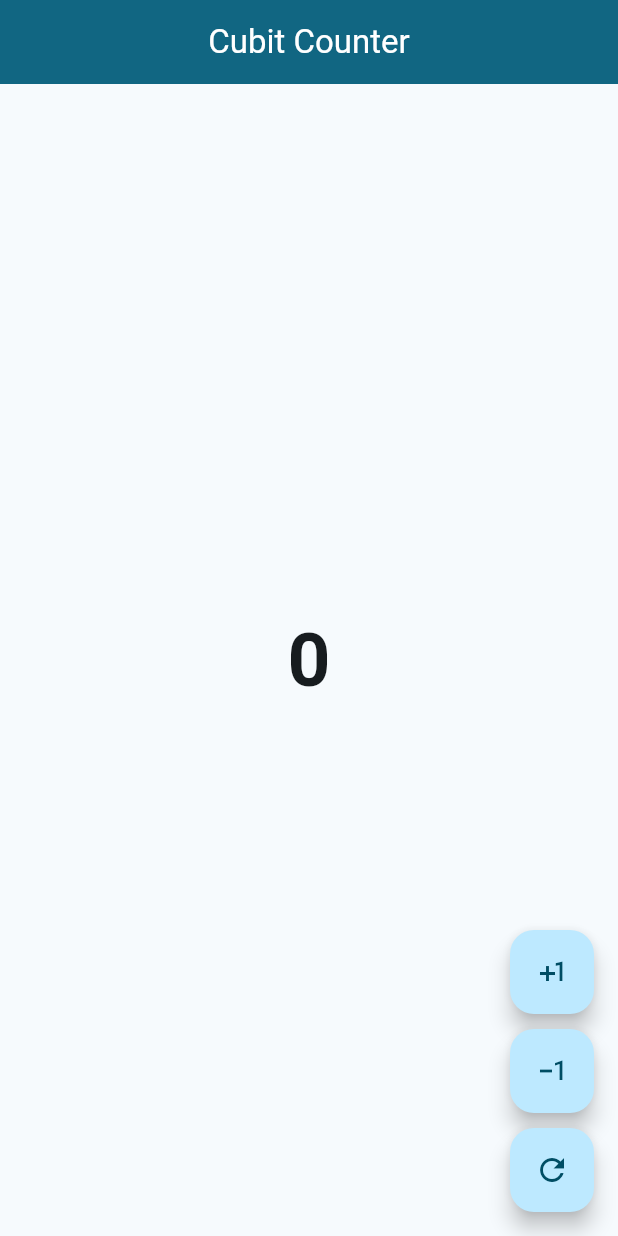
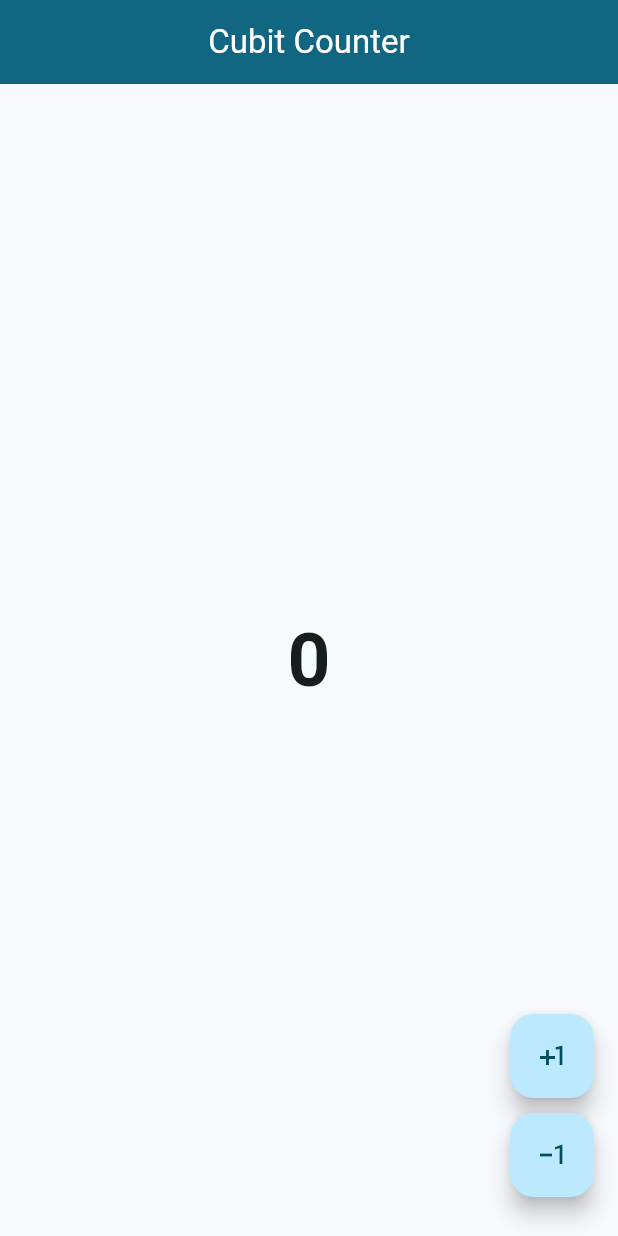
Before and after one commit to MariemAbdi/Bloc-Cubit-Practice, a Flutter app: the screen it shows after launch, after a tap on the "plus one" icon, after a tap on the "exposure minus 1" icon, on a phone screen of 412 x 824 dp. Run offline on Flutter 3.47's test engine with Material 3 defaults, Android fonts, the phone set to English and light mode, and no system bars; our stand-ins replace bloc, equatable, flutter_bloc.

Commit message:
started bloc counter

```diff
--- /dev/null
+++ b/lib/bloc/counter_bloc.dart
@@ -0,0 +1,33 @@
+import 'package:bloc/bloc.dart';
+import 'package:flutter/material.dart';
+
+///using part + part of instead of import it will be considered a part of this class
+///and we don't need to call the event class on its own when we need to use a method
+part 'counter_event.dart';
+
+///Event: Input to a bloc (like button press)
+///State:
+class CounterBloc extends Bloc<CounterEvent, int> {
+  CounterBloc() : super(0) {
+    ///on event => event: the event that was captured, emit: is updating the state
+    on<CounterIncremented>((event, emit){
+      emit(state+1);///state come from the Bloc class
+    });
+    on<CounterDecremented>((event, emit){
+      if(state==0){
+        return;
+      }
+      emit(state-1);///state come from the Bloc class
+    });
+  }
+  @override
+  void onChange(Change<int> change) {
+    super.onChange(change);
+    debugPrint("Counter changed from ${change.currentState} to ${change.nextState}");
+  }
+  @override
+  void onError(Object error, StackTrace stackTrace) {
+    debugPrint('Error in CounterCubit: $error\n$stackTrace');
+    super.onError(error, stackTrace);
+  }
+}
--- /dev/null
+++ b/lib/bloc/counter_event.dart
@@ -0,0 +1,7 @@
+part of 'counter_bloc.dart';
+///Naming convention of events : bloc name + method
+///sealed instead of abstract:
+sealed class CounterEvent{}
+final class CounterIncremented extends CounterEvent{}
+final class CounterDecremented extends CounterEvent{}
+final class CounterRestarted extends CounterEvent{}
--- a/lib/cubit/counter_cubit_state.dart
+++ b/lib/cubit/counter_cubit.dart
@@ -28,7 +28,7 @@ class CounterCubit extends Cubit<CounterState> {
   @override
   void onChange(Change<CounterState> change) {
     super.onChange(change);
-    debugPrint("Counter changed from ${change.currentState.props[0]} to ${change.nextState.props[0]}");
+    debugPrint("Counter changed from ${change.currentState} to ${change.nextState}");
   }
 
   @override
--- a/lib/cubit/counter_state.dart
+++ b/lib/cubit/counter_state.dart
@@ -10,6 +10,7 @@ class CounterState extends Equatable {
   final String message;
 
   const CounterState({this.counter = 0, this.message = Constants.defaultMessage});
+
   @override
-  List<Object?> get props => [counter, message];
+  List<Object> get props => [counter, message];
 }
--- a/lib/main.dart
+++ b/lib/main.dart
@@ -1,8 +1,9 @@
 import 'package:flutter/material.dart';
 import 'package:flutter_bloc/flutter_bloc.dart';
+import 'package:state_management_cubit/bloc/counter_bloc.dart';
 import 'package:state_management_cubit/views/home_page.dart';
 
-import 'cubit/counter_cubit_state.dart';
+import 'cubit/counter_cubit.dart';
 
 void main() {
   runApp(const MyApp());
@@ -20,8 +21,15 @@ class MyApp extends StatelessWidget {
         colorScheme: ColorScheme.fromSeed(seedColor: Colors.blueGrey),
         useMaterial3: true,
       ),
-      home:  BlocProvider(
-        create: (context) => CounterCubit(),
+      home: MultiBlocProvider(
+        providers: [
+          BlocProvider(
+            create: (context) => CounterCubit(),
+          ),
+          BlocProvider(
+            create: (context) => CounterBloc(),
+          ),
+        ],
         child: const HomePage(),
       ),
     );
--- a/lib/widgets/buttons.dart
+++ b/lib/widgets/buttons.dart
@@ -1,30 +1,38 @@
 import 'package:flutter/material.dart';
 import 'package:flutter_bloc/flutter_bloc.dart';
-import 'package:state_management_cubit/cubit/counter_cubit_state.dart';
+import 'package:state_management_cubit/bloc/counter_bloc.dart';
+import 'package:state_management_cubit/cubit/counter_cubit.dart';
 
 class Buttons extends StatelessWidget {
   const Buttons({Key? key}) : super(key: key);
 
   @override
   Widget build(BuildContext context) {
-    final cubit = context.read<CounterCubit>();
+    // final cubit = context.read<CounterCubit>(); // OR final cubit = BlocProvider.of<CounterCubit>(context);
+    final bloc = context.read<CounterBloc>(); // OR final cubit = BlocProvider.of<CounterCubit>(context);
     return Column(
       mainAxisAlignment: MainAxisAlignment.end,
       children: [
         FloatingActionButton(
-          onPressed: cubit.increment,
+          onPressed: (){
+            //cubit.increment();
+            bloc.add(CounterIncremented());
+          },
           child: const Icon(Icons.plus_one),
         ),
         const SizedBox(height: 10),
         FloatingActionButton(
-          onPressed: cubit.decrement,
+          onPressed: (){
+            //cubit.decrement();
+            bloc.add(CounterDecremented());
+          },
           child: const Icon(Icons.exposure_minus_1),
         ),
         const SizedBox(height: 10),
-        FloatingActionButton(
-          onPressed: cubit.reset,
-          child: const Icon(Icons.refresh),
-        ),
+        // FloatingActionButton(
+        //   onPressed: cubit.reset,
+        //   child: const Icon(Icons.refresh),
+        // ),
       ],
     );
   }
--- a/lib/widgets/counter_widget.dart
+++ b/lib/widgets/counter_widget.dart
@@ -1,7 +1,8 @@
 import 'package:flutter/material.dart';
 import 'package:flutter_bloc/flutter_bloc.dart';
+import 'package:state_management_cubit/bloc/counter_bloc.dart';
 
-import '../cubit/counter_cubit_state.dart';
+import '../cubit/counter_cubit.dart';
 import '../cubit/counter_state.dart';
 
 class CounterWidget extends StatelessWidget {
@@ -12,7 +13,7 @@ class CounterWidget extends StatelessWidget {
     ///CAN USE THIS AND REMOVE THE BUILDER
     ///final cubit = context.watch<CounterCubit>().state;
     ///cubit.message | cubit.counter
-    return BlocBuilder<CounterCubit, CounterState>(
+    return BlocBuilder<CounterBloc, int>(
       //This ensures that the widget rebuilds only when the counter value changes,
       //ignoring changes to other state properties.
       buildWhen: (previous, current) => previous != current,
@@ -21,13 +22,30 @@ class CounterWidget extends StatelessWidget {
           child: Column(
             mainAxisAlignment: MainAxisAlignment.center,
             children: [
-              Text("${state.counter}", style: const TextStyle(fontSize: 50, fontWeight: FontWeight.bold)),
-              if(state.message.isNotEmpty)
-                Text(state.message, style: const TextStyle(fontSize: 18, color: Colors.red), textAlign: TextAlign.center),
+              Text("$state", style: const TextStyle(fontSize: 50, fontWeight: FontWeight.bold)),
+              // if(state.message.isNotEmpty)
+              //   Text(state.message, style: const TextStyle(fontSize: 18, color: Colors.red), textAlign: TextAlign.center),
             ],
           ),
         );
       },
     );
+    // return BlocBuilder<CounterCubit, CounterState>(
+    //   //This ensures that the widget rebuilds only when the counter value changes,
+    //   //ignoring changes to other state properties.
+    //   buildWhen: (previous, current) => previous != current,
+    //   builder: (context, state) {
+    //     return Center(
+    //       child: Column(
+    //         mainAxisAlignment: MainAxisAlignment.center,
+    //         children: [
+    //           Text("${state.counter}", style: const TextStyle(fontSize: 50, fontWeight: FontWeight.bold)),
+    //           if(state.message.isNotEmpty)
+    //             Text(state.message, style: const TextStyle(fontSize: 18, color: Colors.red), textAlign: TextAlign.center),
+    //         ],
+    //       ),
+    //     );
+    //   },
+    // );
   }
 }
--- a/pubspec.yaml
+++ b/pubspec.yaml
@@ -14,7 +14,7 @@ dependencies:
 
   bloc: ^8.1.4 #Bloc is the core of the bloc package and contains the main core building blocks like Blocs and Cubits.
   flutter_bloc: ^8.1.6 #Flutter_bloc is a package that contains elements that you will use in building UIs like BlocProvider and BlocBuilder
-  equatable: ^2.0.5 #Use equatable for a more convenient way to handle equality in state classes
+  equatable: ^2.0.6 #Use equatable for a more convenient way to handle equality in state classes
 
 dev_dependencies:
   flutter_test:
@@ -24,3 +24,5 @@ dev_dependencies:
 
 flutter:
   uses-material-design: true
+  assets:
+    - lib/cubit/
```
Also changed, not shown: lib/bloc/counter_state.dart (added, +9 -0 lines), lib/to_do.dart (+7 -7 lines), pubspec.lock, 1 other file.
